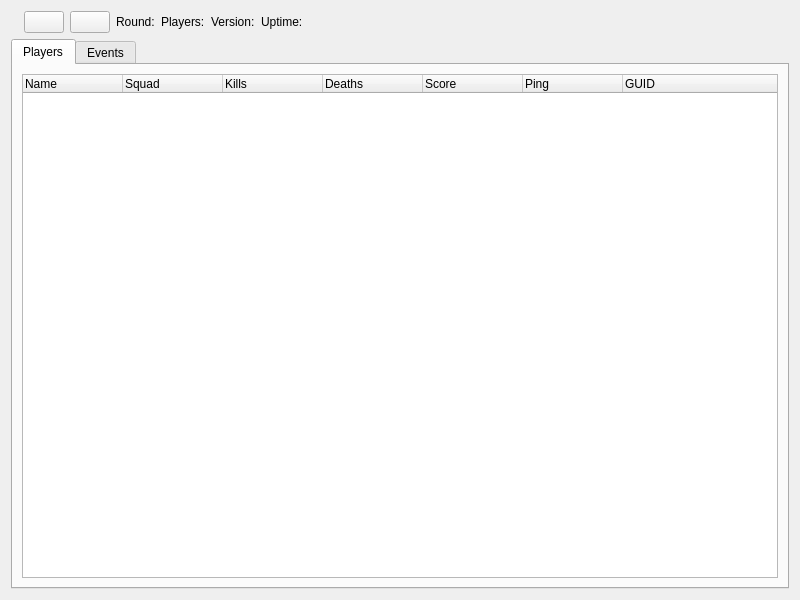
Old version of the form src/client/game/bf3/BF3MainWidget.ui in the repository OpenRcon/OpenRcon.
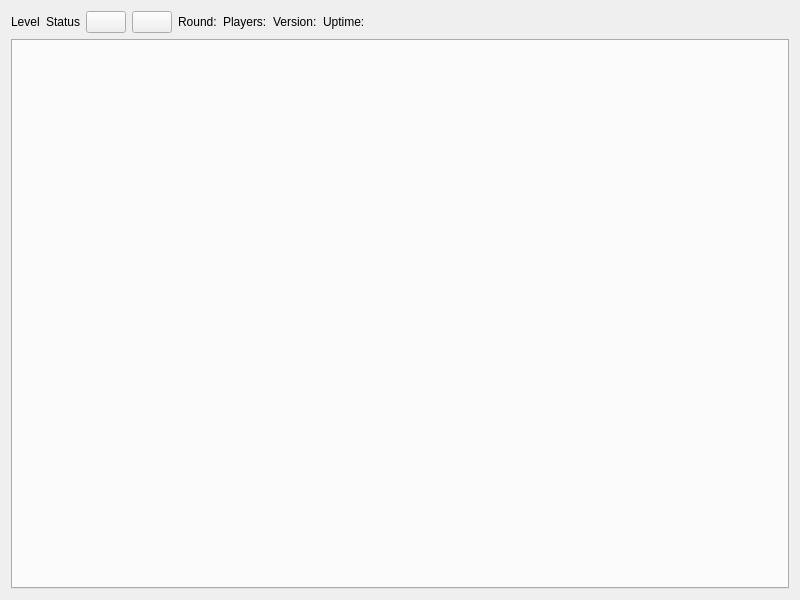
New version of the form. The open tabs and pages were chosen to show the change. Icons and pictures are not drawn.

```diff
--- a/src/client/game/bf3/BF3MainWidget.ui
+++ b/src/client/game/bf3/BF3MainWidget.ui
@@ -10,13 +10,23 @@
     <height>600</height>
    </rect>
   </property>
-  <layout class="QGridLayout" name="gridLayout_3">
+  <property name="windowTitle">
+   <string/>
+  </property>
+  <layout class="QGridLayout" name="gridLayout_7">
    <item row="0" column="0">
     <layout class="QHBoxLayout" name="horizontalLayout_3">
      <item>
       <widget class="QLabel" name="label_si_level">
        <property name="text">
-        <string/>
+        <string>Level</string>
+       </property>
+      </widget>
+     </item>
+     <item>
+      <widget class="QLabel" name="label_si_status">
+       <property name="text">
+        <string>Status</string>
        </property>
       </widget>
      </item>
@@ -32,6 +42,21 @@
         <iconset resource="../frostbite/Frostbite.qrc">
          <normaloff>:/frostbite/icons/level-restart.png</normaloff>:/frostbite/icons/level-restart.png</iconset>
        </property>
+       <property name="iconSize">
+        <size>
+         <width>24</width>
+         <height>24</height>
+        </size>
+       </property>
+       <property name="autoDefault">
+        <bool>false</bool>
+       </property>
+       <property name="default">
+        <bool>false</bool>
+       </property>
+       <property name="flat">
+        <bool>false</bool>
+       </property>
       </widget>
      </item>
      <item>
@@ -39,6 +64,12 @@
        <property name="toolTip">
         <string>Run next round</string>
        </property>
+       <property name="layoutDirection">
+        <enum>Qt::LeftToRight</enum>
+       </property>
+       <property name="autoFillBackground">
+        <bool>false</bool>
+       </property>
        <property name="text">
         <string/>
        </property>
@@ -46,6 +77,24 @@
         <iconset resource="../frostbite/Frostbite.qrc">
          <normaloff>:/frostbite/icons/level-next.png</normaloff>:/frostbite/icons/level-next.png</iconset>
        </property>
+       <property name="iconSize">
+        <size>
+         <width>24</width>
+         <height>24</height>
+        </size>
+       </property>
+       <property name="shortcut">
+        <string/>
+       </property>
+       <property name="autoDefault">
+        <bool>false</bool>
+       </property>
+       <property name="default">
+        <bool>false</bool>
+       </property>
+       <property name="flat">
+        <bool>false</bool>
+       </property>
       </widget>
      </item>
      <item>
@@ -105,106 +154,6 @@
      <property name="documentMode">
       <bool>false</bool>
      </property>
-     <widget class="QWidget" name="tab_pl">
-      <attribute name="icon">
-       <iconset>
-        <normaloff>:/icons/images/icons/system-users.png</normaloff>:/icons/images/icons/system-users.png</iconset>
-      </attribute>
-      <attribute name="title">
-       <string>Players</string>
-      </attribute>
-      <layout class="QGridLayout" name="gridLayout">
-       <item row="1" column="0">
-        <widget class="QTreeWidget" name="treeWidget_pl_players">
-         <property name="contextMenuPolicy">
-          <enum>Qt::CustomContextMenu</enum>
-         </property>
-         <column>
-          <property name="text">
-           <string>Name</string>
-          </property>
-         </column>
-         <column>
-          <property name="text">
-           <string>Squad</string>
-          </property>
-         </column>
-         <column>
-          <property name="text">
-           <string>Kills</string>
-          </property>
-         </column>
-         <column>
-          <property name="text">
-           <string>Deaths</string>
-          </property>
-         </column>
-         <column>
-          <property name="text">
-           <string>Score</string>
-          </property>
-         </column>
-         <column>
-          <property name="text">
-           <string>Ping</string>
-          </property>
-         </column>
-         <column>
-          <property name="text">
-           <string>GUID</string>
-          </property>
-         </column>
-        </widget>
-       </item>
-      </layout>
-     </widget>
-     <widget class="QWidget" name="tab_ev">
-      <attribute name="title">
-       <string>Events</string>
-      </attribute>
-      <layout class="QGridLayout" name="gridLayout_4">
-       <item row="0" column="0">
-        <widget class="QTableWidget" name="tableWidget_ev_events">
-         <property name="editTriggers">
-          <set>QAbstractItemView::NoEditTriggers</set>
-         </property>
-         <property name="selectionMode">
-          <enum>QAbstractItemView::SingleSelection</enum>
-         </property>
-         <property name="selectionBehavior">
-          <enum>QAbstractItemView::SelectRows</enum>
-         </property>
-         <attribute name="horizontalHeaderHighlightSections">
-          <bool>false</bool>
-         </attribute>
-         <attribute name="horizontalHeaderStretchLastSection">
-          <bool>true</bool>
-         </attribute>
-         <attribute name="verticalHeaderVisible">
-          <bool>false</bool>
-         </attribute>
-         <attribute name="verticalHeaderHighlightSections">
-          <bool>false</bool>
-         </attribute>
-         <column>
-          <property name="text">
-           <string>Time</string>
-          </property>
-         </column>
-         <column>
-          <property name="text">
-           <string>Event</string>
-          </property>
-         </column>
-         <column>
-          <property name="text">
-           <string>Message</string>
-          </property>
-         </column>
-        </widget>
-       </item>
-      </layout>
-     </widget>
     </widget>
    </item>
   </layout>
```
Left out of the diff: 5 changed lines with no effect on the pictures.
